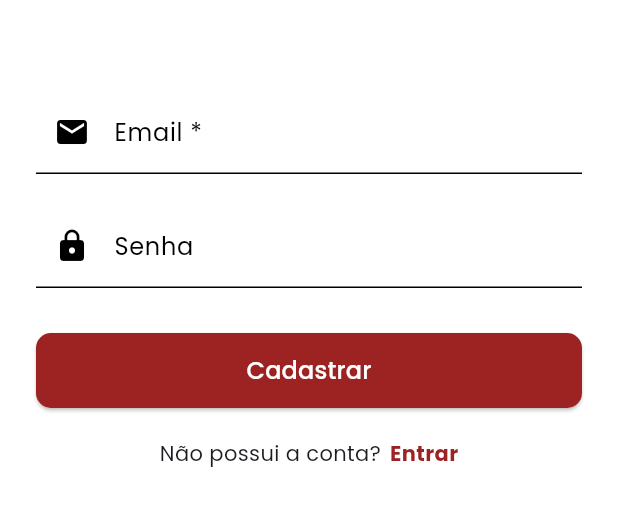
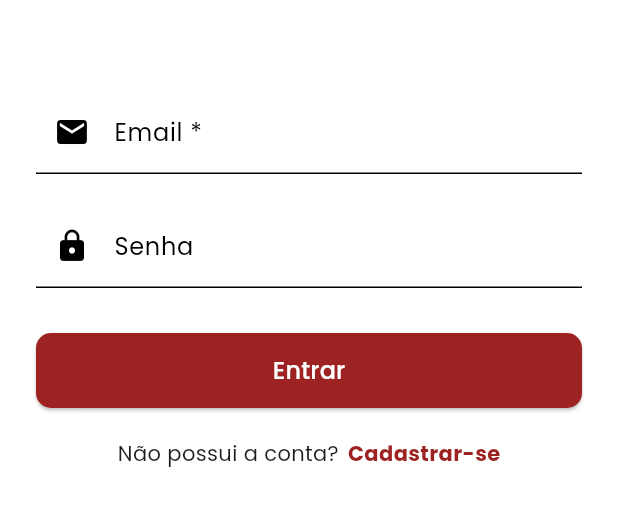
Before and after one commit to JoanaPixel/CatalogoProduto_flutter, a Flutter app: the screen it shows after launch, after a tap on "Entrar", on a phone screen of 412 x 824 dp, the part 273-799 px from its top. Run offline on Flutter 3.47's test engine with Material 3 defaults, Android fonts, the phone set to English and light mode, and no system bars; our stand-ins replace flutter_secure_storage, google_fonts, supabase_flutter; accounts and stored records are empty; network calls fail.

Commit message:
4.3 - ajustes na escrita, cores icons, estilização do catalogo

```diff
--- a/lib/screens/AuthSelectionScreen.dart
+++ b/lib/screens/AuthSelectionScreen.dart
@@ -11,13 +11,13 @@ class AuthSelectionScreen extends StatelessWidget {
     return Scaffold(
       body: SafeArea(
         child: Padding(
-          padding: const EdgeInsets.all(24.0),
+          padding: const EdgeInsets.symmetric(horizontal: 24.0, vertical: 40),
           child: Column(
             crossAxisAlignment: CrossAxisAlignment.center,
             children: [
               const Spacer(),
 
-              Image.asset('images/logo.png', height: 120),
+              Image.asset('images/logo.png'),
 
               Text(
                 "Bem-vindo ao Velory Market",
--- a/lib/screens/confirm_login_screen.dart
+++ b/lib/screens/confirm_login_screen.dart
@@ -9,7 +9,9 @@ class SuccessScreen extends StatelessWidget {
         child: Column(
           mainAxisAlignment: MainAxisAlignment.center,
           children: [
-            Icon(Icons.check_circle_outline, size: 100, color: Colors.white),
+
+            Icon(Icons.check_circle_outline, size: 200, color: const Color.fromARGB(255, 16, 189, 0)),
+
             const SizedBox(height: 20),
             Text(
               'Login realizado com sucesso!',
--- a/lib/screens/login_screen.dart
+++ b/lib/screens/login_screen.dart
@@ -166,7 +166,7 @@ class _LoginScreenState extends State<LoginScreen> {
                       _isLoading
                           ? const CircularProgressIndicator(color: Colors.white)
                           : const Text(
-                            'Cadastrar',
+                            'Entrar',
                             style: TextStyle(fontSize: 16, color: Colors.white),
                           ),
                 ),
@@ -191,7 +191,7 @@ class _LoginScreenState extends State<LoginScreen> {
                     child: Padding(
                       padding: EdgeInsets.only(left: 6),
                       child: Text(
-                        "Entrar",
+                        "Cadastrar-se",
                         style: TextStyle(
                           color: Color(0xFF9D2323),
                           fontWeight: FontWeight.bold,
--- a/pubspec.yaml
+++ b/pubspec.yaml
@@ -69,5 +69,6 @@ flutter:
   # To add assets to your application, add an assets section, like this:
   assets:
     - images/logo.png
+    - images/sucesso.png
 
   # se caso tiver icons dentro do assets preciso fazer - assets/icons/
```
Also changed, not shown: lib/screens/catalog_screen.dart (+30 -17 lines), images/sucesso.png (added).
